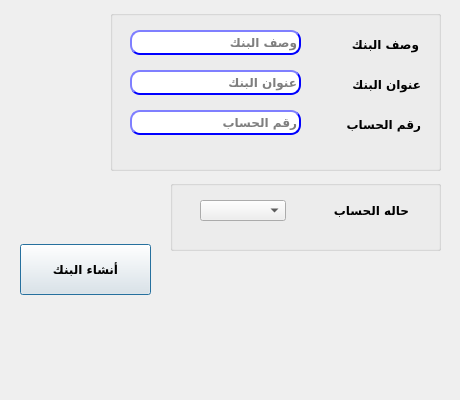
shymaa123456/HyperPOS2020, file presentation/installment_ui/createbank.ui: the form before one commit.
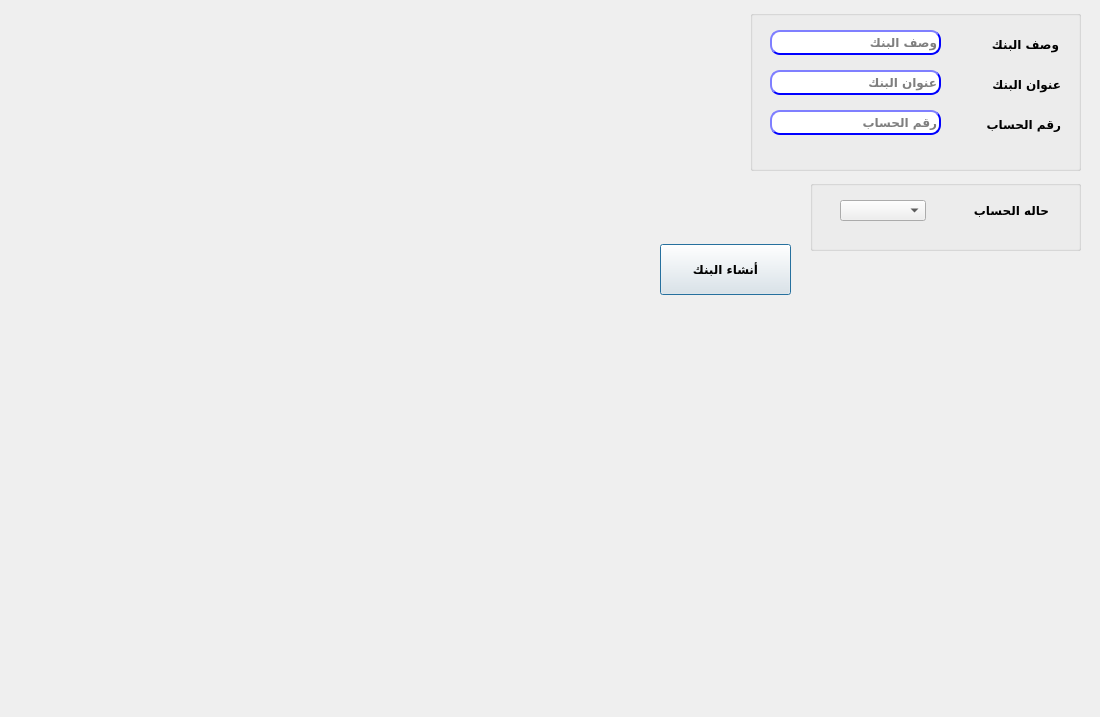
The form after the commit.

What changed in the file:
```diff
--- a/presentation/installment_ui/createbank.ui
+++ b/presentation/installment_ui/createbank.ui
@@ -6,20 +6,20 @@
    <rect>
     <x>0</x>
     <y>0</y>
-    <width>460</width>
-    <height>400</height>
+    <width>1100</width>
+    <height>717</height>
    </rect>
   </property>
   <property name="minimumSize">
    <size>
-    <width>460</width>
-    <height>400</height>
+    <width>1100</width>
+    <height>717</height>
    </size>
   </property>
   <property name="maximumSize">
    <size>
-    <width>460</width>
-    <height>400</height>
+    <width>1100</width>
+    <height>717</height>
    </size>
   </property>
   <property name="windowTitle">
@@ -28,7 +28,7 @@
   <widget class="QPushButton" name="BTN_createBank">
    <property name="geometry">
     <rect>
-     <x>20</x>
+     <x>660</x>
      <y>244</y>
      <width>131</width>
      <height>51</height>
@@ -52,7 +52,7 @@
   <widget class="QGroupBox" name="groupBox">
    <property name="geometry">
     <rect>
-     <x>170</x>
+     <x>810</x>
      <y>180</y>
      <width>271</width>
      <height>71</height>
@@ -104,7 +104,7 @@
   <widget class="QGroupBox" name="groupBox_2">
    <property name="geometry">
     <rect>
-     <x>110</x>
+     <x>750</x>
      <y>10</y>
      <width>331</width>
      <height>161</height>
```
